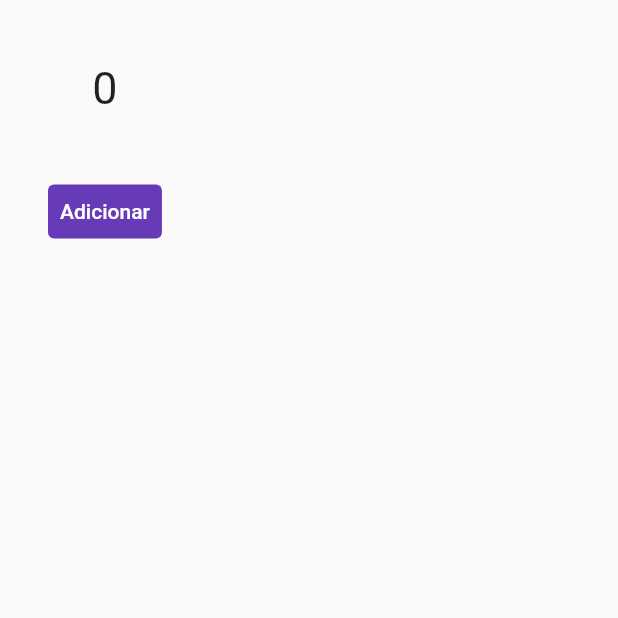
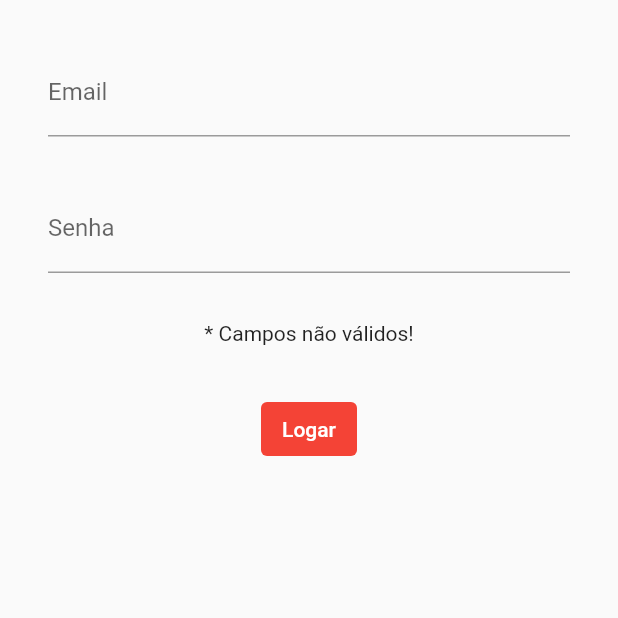
Before and after one commit to RubenManuel24/MobX_Estudo, a Flutter app: the screen it shows after launch, on a phone screen of 412 x 824 dp, the top half of it. Run offline on Flutter 3.47's test engine with Material 2 defaults, Android fonts, the phone set to English and light mode, and no system bars; our stand-ins replace flutter_mobx, mobx; generated files the repository leaves out were written again.

Commit message:
utilizando AutoRun e valores Computados(Computed)

```diff
--- a/lib/controller.dart
+++ b/lib/controller.dart
@@ -6,13 +6,45 @@ part 'controller.g.dart';
 //a utilizacao do mixin Store é para geracao dos codigos automaticos
 abstract class ControllerBase with Store {
 
-  @observable
-  int contador = 0;
+ControllerBase(){
+  //AutoRun é executa sempre que um Observable tiver um estado alterado
+   /*
+  autorun((_){
+    print("AutoRun Email: " +email );
+    print("AutoRun Senha: " +senha );
+    print("AutoRun EmailSenha: " +emailSenha );
 
-  @action
-  incrementar(){
-    contador++;
-  }
+  });
+  */
+}
+
+@observable
+String email = "";
+
+@observable
+String senha = "";
+
+@computed
+String get emailSenha => "$email - $senha";
+
+@computed
+bool get validarCampos => email.length >= 5 && senha.length >= 5;
+
+@action
+void setEmail(String valor) => email = valor;
+
+@action
+void setSenha(String valor) => senha = valor;
+
+
+
+  //@observable
+  // int contador = 0;
+
+  //@action
+  //incrementar(){
+   // contador++;
+  //}
 
   /*
   Controller(){
--- a/lib/home.dart
+++ b/lib/home.dart
@@ -26,30 +26,69 @@ Controller controller = Controller();
         padding: EdgeInsets.all(16),
         child: Column(
         children: [
+          /*
           Padding(
             padding: EdgeInsets.all(25),
             child: Observer(
               builder: (_){
-                return Text("${controller.contador}",
+                return Text("",
                   style: TextStyle(
                   fontSize: 30
                  ),
                );
               })
             ),
+            */
             Padding(
             padding: EdgeInsets.all(16),
-            child: TextButton(
-              onPressed: (){
-                controller.incrementar();
-              },
-              child: Text("Adicionar",
+            child: TextField(
+              decoration: InputDecoration(
+                labelText: "Email"
+              ),
+              onChanged: controller.setEmail,
+            )
+            ),
+            Padding(
+            padding: EdgeInsets.all(16),
+            child: TextField(
+              decoration: InputDecoration(
+                labelText: "Senha"
+              ),
+              onChanged: controller.setSenha,
+            )
+            ),
+             Padding(
+            padding: EdgeInsets.all(16),
+            child: Observer(
+              builder: (_){
+                return Text(
+                  controller.validarCampos
+                  ? "* Campos válidos!"
+                  : "* Campos não válidos!"
+
+              );
+              })
+            ),
+            Padding(
+            padding: EdgeInsets.all(16),
+            child: Observer(
+              builder: (_){
+                return TextButton(
+              onPressed: controller.validarCampos
+                  ? (){}
+                  : null,
+              child: Text("Logar",
               style: TextStyle(
               color: Colors.white
             ),
               ),
-              style: TextButton.styleFrom(backgroundColor: Colors.deepPurple),
-              )
+              style: TextButton.styleFrom(backgroundColor :
+                 controller.validarCampos
+                  ?   Colors.deepPurple
+                  :  Colors.red
+                ),
+              );
+              })
             )
         ],),
        ),
```
Also changed, not shown: lib/controller.g.dart.
